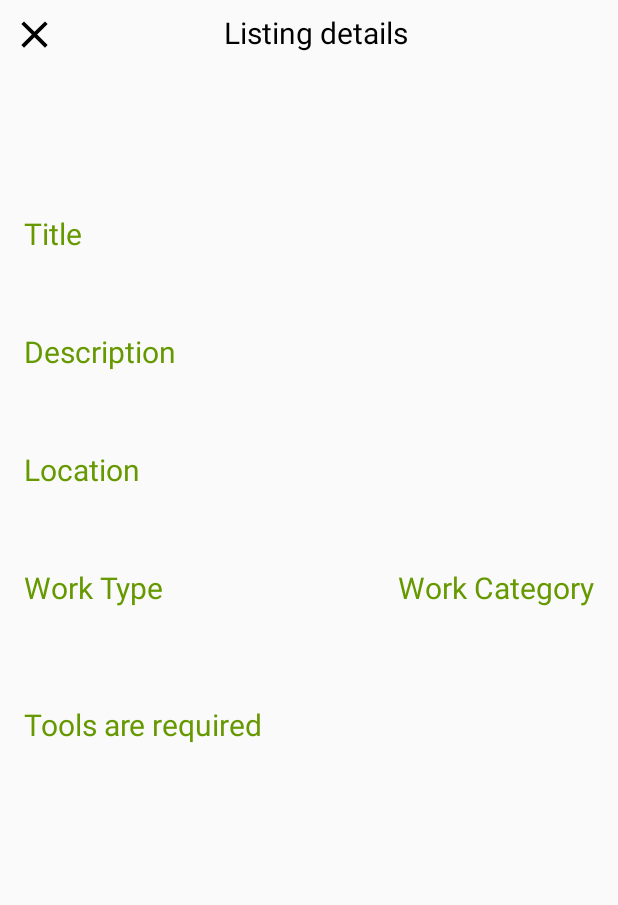
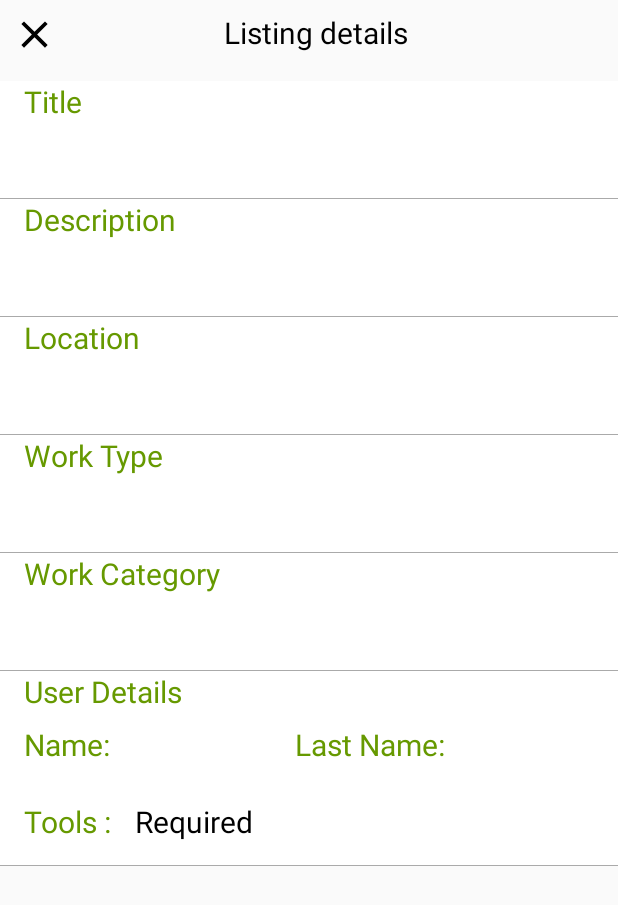
Before and after one commit to mnovak97/OICAR-Project_BLN, an Android app: the DetailsActivity screen opened directly, with no data from a screen before it, on a phone screen of 412 x 824 dp. Shown: the top 905 px of the screen. Run offline under Robolectric (Android 15) with nearby library versions, the phone set to English and light mode, and no system bars; 12 statements that could not run were skipped.

Commit message:
Details design

```diff
--- a/app/src/main/java/com/example/oicar_project/DetailsActivity.java
+++ b/app/src/main/java/com/example/oicar_project/DetailsActivity.java
@@ -15,6 +15,7 @@ import androidx.appcompat.app.AppCompatActivity;
 import com.example.oicar_project.Model.ListingModel;
 import com.example.oicar_project.Model.OfferModel;
 import com.example.oicar_project.Model.ReviewModel;
+import com.example.oicar_project.Model.User;
 import com.example.oicar_project.Model.WorkCategory;
 import com.example.oicar_project.Model.WorkType;
 import com.example.oicar_project.network.JsonPlaceHolderApi;
@@ -43,6 +44,8 @@ public class DetailsActivity extends AppCompatActivity {
     TextView txtWorkType;
     TextView txtCategory;
     TextView txtTools;
+    TextView txtUserName;
+    TextView txtUserSurname;
     ImageButton btnExitDetails;
     Button btnOffer;
     JsonPlaceHolderApi service;
@@ -59,11 +62,13 @@ public class DetailsActivity extends AppCompatActivity {
         initializeComponents();
         getIntentExtra();
         setOnClickListeners();
+        getUserEmployer();
         getWorkTypeTitle();
         getWorkCategoryTitle();
         setData();
         checkIfUserIsEmployer();
     }
+
 
     private void getIntentExtra() {
         Bundle extras = getIntent().getExtras();
@@ -100,10 +105,11 @@ public class DetailsActivity extends AppCompatActivity {
         txtLocation = findViewById(R.id.txtLocationDetails);
         txtWorkType = findViewById(R.id.txtWorkTypeDetails);
         txtCategory = findViewById(R.id.txtWorkCategoryDetails);
-        txtTools = findViewById(R.id.txtToolsDetails);
+        txtUserName = findViewById(R.id.txtUserNameDetails);
+        txtUserSurname = findViewById(R.id.txtUserSurnameDetails);
+        txtTools = findViewById(R.id.txtToolsRequired);
         btnExitDetails = findViewById(R.id.btnExitDetails);
         btnOffer = findViewById(R.id.btnOffer);
-
     }
 
     private void setOnClickListeners() {
@@ -155,7 +161,21 @@ public class DetailsActivity extends AppCompatActivity {
         intent.putExtra(LISTING_ID, listing.getIdListing());
         startActivity(intent);
     }
+    private void getUserEmployer() {
+        Call<User> userCall = service.getUserById(listing.getEmployerId());
+        userCall.enqueue(new Callback<User>() {
+            @Override
+            public void onResponse(Call<User> call, Response<User> response) {
+                txtUserName.setText(response.body().getFirstName());
+                txtUserSurname.setText(response.body().getLastName());
+            }
 
+            @Override
+            public void onFailure(Call<User> call, Throwable t) {
+                call.cancel();
+            }
+        });
+    }
     private void getWorkTypeTitle() {
         Call<WorkType> workTypeCall = service.getWorkTypeById(listing.getWorkTypeId());
         workTypeCall.enqueue(new Callback<WorkType>() {
@@ -187,15 +207,13 @@ public class DetailsActivity extends AppCompatActivity {
     }
 
     private void setData() {
-
-        //template
         txtTitle.setText(listing.getTitle());
         txtDescription.setText(listing.getDescription());
         txtLocation.setText(listing.getAddress());
         if (!listing.isToolsRequired()) {
-            txtTools.setText("Tools are not required");
+            txtTools.setText("Not required");
         } else {
-            txtTools.setText("Tools are required");
+            txtTools.setText("Required");
         }
     }
 
--- a/app/src/main/java/com/example/oicar_project/MainActivity.java
+++ b/app/src/main/java/com/example/oicar_project/MainActivity.java
@@ -30,7 +30,6 @@ import com.google.android.gms.maps.model.LatLng;
 import com.google.android.gms.maps.model.MarkerOptions;
 import com.google.android.material.navigation.NavigationView;
 
-import java.io.Serializable;
 import java.util.List;
 import java.util.stream.Collectors;
 
@@ -52,6 +51,7 @@ public class MainActivity extends AppCompatActivity implements NavigationView.On
     ImageButton btnProfile;
     TextView userName;
     TextView userLastName;
+    TextView userGrade;
     JsonPlaceHolderApi service;
     int currentUserID;
     List<ListingModel> listings;
@@ -168,6 +168,7 @@ public class MainActivity extends AppCompatActivity implements NavigationView.On
     private void setData(User user) {
         userName.setText(user.getFirstName());
         userLastName.setText(user.getLastName());
+
     }
 
     @Override
--- a/app/src/main/java/com/example/oicar_project/Model/User.java
+++ b/app/src/main/java/com/example/oicar_project/Model/User.java
@@ -36,7 +36,8 @@ public class User {
     private String IBAN;
 
     @SerializedName("Grade")
-    private String grade;
+    private int grade;
+
 
     @Override
     public String toString() {
@@ -65,14 +66,13 @@ public class User {
         this.IBAN = iban;
     }
 
-    public String getGrade() {
+    public int getGrade() {
         return grade;
     }
 
-    public void setGrade(String grade) {
+    public void setGrade(int grade) {
         this.grade = grade;
     }
-
     public String getIBAN() {
         return IBAN;
     }
--- a/app/src/main/res/layout/activity_details.xml
+++ b/app/src/main/res/layout/activity_details.xml
@@ -6,12 +6,6 @@
     android:layout_height="match_parent"
     tools:context=".DetailsActivity">
 
-    <androidx.constraintlayout.widget.Guideline
-        android:id="@+id/layoutGuideLine"
-        android:layout_width="wrap_content"
-        android:layout_height="wrap_content"
-        android:orientation="horizontal"
-        app:layout_constraintGuide_percent="0.55" />
 
     <ImageButton
         android:id="@+id/btnExitDetails"
@@ -37,124 +31,238 @@
         app:layout_constraintEnd_toEndOf="parent"
         app:layout_constraintTop_toTopOf="parent" />
 
+    <LinearLayout
+        android:id="@+id/LLTitleDetails"
+        android:layout_width="match_parent"
+        android:layout_height="wrap_content"
+        android:orientation="vertical"
+        android:layout_marginTop="16dp"
+        app:layout_constraintTop_toBottomOf="@id/btnExitDetails"
+        app:layout_constraintStart_toStartOf="parent"
+        android:background="@drawable/border_bottom"
+        >
         <TextView
             android:id="@+id/tvTitleDetails"
             android:layout_width="wrap_content"
             android:layout_height="wrap_content"
+            android:layout_marginBottom="8dp"
             android:layout_marginStart="16dp"
-        android:layout_marginBottom="8dp"
             android:text="Title"
             android:textColor="@android:color/holo_green_dark"
-        android:textSize="@dimen/details_textSize"
-        app:layout_constraintBottom_toTopOf="@+id/txtTitleDetails"
-        app:layout_constraintStart_toStartOf="parent" />
+            android:textSize="@dimen/details_textSize" />
 
         <TextView
             android:id="@+id/txtTitleDetails"
             android:layout_width="wrap_content"
             android:layout_height="wrap_content"
             android:layout_marginBottom="16dp"
+            android:layout_marginStart="16dp"
             android:textColor="@android:color/black"
-        android:textSize="@dimen/details_textSize"
-        app:layout_constraintBottom_toTopOf="@+id/tvDescriptionDetails"
-        app:layout_constraintStart_toStartOf="@+id/tvTitleDetails" />
+            android:textSize="@dimen/details_textSize"/>
+    </LinearLayout>
 
+    <LinearLayout
+        android:id="@+id/LLDescriptionDetails"
+        android:layout_width="match_parent"
+        android:layout_height="wrap_content"
+        android:orientation="vertical"
+        app:layout_constraintStart_toStartOf="parent"
+        app:layout_constraintTop_toBottomOf="@id/LLTitleDetails"
+        android:background="@drawable/border_bottom"
+        >
         <TextView
             android:id="@+id/tvDescriptionDetails"
             android:layout_width="wrap_content"
             android:layout_height="wrap_content"
             android:layout_marginBottom="8dp"
+            android:layout_marginStart="16dp"
             android:text="Description"
             android:textColor="@android:color/holo_green_dark"
-        android:textSize="@dimen/details_textSize"
-        app:layout_constraintBottom_toTopOf="@+id/txtDescriptionDetails"
-        app:layout_constraintStart_toStartOf="@+id/txtTitleDetails" />
+            android:textSize="@dimen/details_textSize" />
 
         <TextView
             android:id="@+id/txtDescriptionDetails"
             android:layout_width="wrap_content"
             android:layout_height="wrap_content"
             android:layout_marginBottom="16dp"
+            android:layout_marginStart="16dp"
             android:textColor="@android:color/black"
-        android:textSize="@dimen/details_textSize"
-        app:layout_constraintBottom_toTopOf="@+id/tvLocationDetails"
-        app:layout_constraintStart_toStartOf="@+id/tvDescriptionDetails" />
-
+            android:textSize="@dimen/details_textSize" />
+    </LinearLayout>
+    <LinearLayout
+        android:id="@+id/LLLocationDetails"
+        android:orientation="vertical"
+        android:layout_width="match_parent"
+        android:layout_height="wrap_content"
+        app:layout_constraintStart_toStartOf="parent"
+        app:layout_constraintTop_toBottomOf="@id/LLDescriptionDetails"
+        android:background="@drawable/border_bottom"
+        >
         <TextView
             android:id="@+id/tvLocationDetails"
             android:layout_width="wrap_content"
             android:layout_height="wrap_content"
             android:layout_marginBottom="8dp"
+            android:layout_marginStart="16dp"
             android:text="Location"
             android:textColor="@android:color/holo_green_dark"
-        android:textSize="@dimen/details_textSize"
-        app:layout_constraintBottom_toTopOf="@+id/txtLocationDetails"
-        app:layout_constraintStart_toStartOf="@+id/txtDescriptionDetails" />
+            android:textSize="@dimen/details_textSize"/>
 
         <TextView
             android:id="@+id/txtLocationDetails"
             android:layout_width="wrap_content"
             android:layout_height="wrap_content"
             android:layout_marginBottom="16dp"
+            android:layout_marginStart="16dp"
             android:textColor="@android:color/black"
-        android:textSize="@dimen/details_textSize"
-        app:layout_constraintBottom_toTopOf="@+id/tvWorkTypeDetails"
-        app:layout_constraintStart_toStartOf="@+id/tvLocationDetails" />
+            android:textSize="@dimen/details_textSize"/>
+    </LinearLayout>
 
+    <LinearLayout
+        android:id="@+id/LLWorkTypeDetails"
+        android:orientation="vertical"
+        android:layout_width="match_parent"
+        android:layout_height="wrap_content"
+        app:layout_constraintStart_toStartOf="parent"
+        app:layout_constraintTop_toBottomOf="@id/LLLocationDetails"
+        android:background="@drawable/border_bottom">
         <TextView
             android:id="@+id/tvWorkTypeDetails"
             android:layout_width="wrap_content"
             android:layout_height="wrap_content"
-        android:layout_marginBottom="48dp"
             android:text="Work Type"
+            android:layout_marginBottom="8dp"
+            android:layout_marginStart="16dp"
             android:textColor="@android:color/holo_green_dark"
-        android:textSize="@dimen/details_textSize"
-        app:layout_constraintBottom_toTopOf="@+id/layoutGuideLine"
-        app:layout_constraintStart_toStartOf="@id/txtLocationDetails" />
+            android:textSize="@dimen/details_textSize" />
 
         <TextView
             android:id="@+id/txtWorkTypeDetails"
             android:layout_width="wrap_content"
             android:layout_height="wrap_content"
-        android:layout_marginTop="8dp"
+            android:layout_marginBottom="16dp"
+            android:layout_marginStart="16dp"
             android:textColor="@android:color/black"
-        android:textSize="@dimen/details_textSize"
-        app:layout_constraintStart_toStartOf="@id/tvWorkTypeDetails"
-        app:layout_constraintTop_toBottomOf="@id/tvWorkTypeDetails" />
-
-
+            android:textSize="@dimen/details_textSize" />
+    </LinearLayout>
+    <LinearLayout
+        android:id="@+id/LLWorkCategoryDetails"
+        android:layout_width="match_parent"
+        android:layout_height="wrap_content"
+        android:orientation="vertical"
+        app:layout_constraintStart_toStartOf="parent"
+        app:layout_constraintTop_toBottomOf="@id/LLWorkTypeDetails"
+        android:background="@drawable/border_bottom"
+        >
         <TextView
             android:id="@+id/tvWorkCategoryDetails"
             android:layout_width="wrap_content"
             android:layout_height="wrap_content"
-        android:layout_marginEnd="16dp"
-        android:layout_marginBottom="48dp"
+            android:layout_marginBottom="8dp"
+            android:layout_marginStart="16dp"
             android:text="Work Category"
             android:textColor="@android:color/holo_green_dark"
-        android:textSize="@dimen/details_textSize"
-        app:layout_constraintBottom_toTopOf="@+id/layoutGuideLine"
-        app:layout_constraintEnd_toEndOf="parent" />
+            android:textSize="@dimen/details_textSize" />
 
         <TextView
             android:id="@+id/txtWorkCategoryDetails"
             android:layout_width="wrap_content"
             android:layout_height="wrap_content"
-        android:layout_marginTop="8dp"
+            android:layout_marginBottom="16dp"
+            android:layout_marginStart="16dp"
+            android:textColor="@android:color/black"
+            android:textSize="@dimen/details_textSize" />
+    </LinearLayout>
+    <LinearLayout
+        android:id="@+id/LLUserDetails"
+        android:orientation="vertical"
+        android:layout_width="match_parent"
+        android:layout_height="wrap_content"
+        app:layout_constraintStart_toStartOf="parent"
+        app:layout_constraintTop_toBottomOf="@id/LLWorkCategoryDetails"
+        android:background="@drawable/border_bottom"
+        >
+        <TextView
+            android:id="@+id/txtUserDetails"
+            android:layout_width="wrap_content"
+            android:layout_height="wrap_content"
+            android:layout_marginBottom="8dp"
+            android:layout_marginStart="16dp"
+            android:text="User Details"
+            android:textColor="@android:color/holo_green_dark"
+            android:textSize="@dimen/details_textSize"/>
+        <LinearLayout
+            android:id="@+id/LLUserName"
+            android:orientation="horizontal"
+            android:layout_width="match_parent"
+            android:layout_height="wrap_content"
+            >
+            <TextView
+                android:id="@+id/tvNameDetails"
+                android:layout_width="wrap_content"
+                android:layout_height="wrap_content"
+                android:layout_marginBottom="8dp"
+                android:layout_marginStart="16dp"
+                android:text="Name:"
+                android:textColor="@android:color/holo_green_dark"
+                android:textSize="@dimen/details_textSize"/>
+            <TextView
+                android:id="@+id/txtUserNameDetails"
+                android:layout_width="fill_parent"
+                android:layout_height="wrap_content"
+                android:layout_weight="1"
+                android:layout_marginStart="8dp"
                 android:textColor="@android:color/black"
                 android:textSize="@dimen/details_textSize"
-        app:layout_constraintStart_toStartOf="@+id/tvWorkCategoryDetails"
-        app:layout_constraintTop_toBottomOf="@+id/tvWorkCategoryDetails" />
-
+                />
+            <TextView
+                android:id="@+id/tvSurname"
+                android:layout_width="wrap_content"
+                android:layout_height="wrap_content"
+                android:layout_marginBottom="8dp"
+                android:layout_marginStart="8dp"
+                android:text="Last Name:"
+                android:textColor="@android:color/holo_green_dark"
+                android:textSize="@dimen/details_textSize"/>
+            <TextView
+                android:id="@+id/txtUserSurnameDetails"
+                android:layout_width="fill_parent"
+                android:layout_height="wrap_content"
+                android:layout_weight="1"
+                android:layout_marginStart="8dp"
+                android:textColor="@android:color/black"
+                android:textSize="@dimen/details_textSize"
+                />
+        </LinearLayout>
+        <LinearLayout
+            android:id="@+id/LLToolsDetails"
+            android:orientation="horizontal"
+            android:layout_width="match_parent"
+            android:layout_height="wrap_content">
             <TextView
                 android:id="@+id/txtToolsDetails"
                 android:layout_width="wrap_content"
                 android:layout_height="wrap_content"
+                android:text="Tools :"
                 android:textSize="@dimen/details_textSize"
                 android:textColor="@android:color/holo_green_dark"
-        android:layout_margin="16dp"
-        app:layout_constraintTop_toBottomOf="@+id/layoutGuideLine"
-        app:layout_constraintStart_toStartOf="parent"
+                android:layout_marginStart="16dp"
+                android:layout_marginTop="16dp"
+                android:layout_marginBottom="16dp"
                 />
+            <TextView
+                android:id="@+id/txtToolsRequired"
+                android:layout_width="fill_parent"
+                android:layout_height="wrap_content"
+                android:layout_weight="2"
+                android:textColor="@android:color/black"
+                android:textSize="@dimen/details_textSize"
+                android:layout_marginStart="16dp"
+                android:layout_marginTop="16dp"
+                android:layout_marginBottom="16dp"
+                />
+        </LinearLayout>
+    </LinearLayout>
 
 
     <Button
--- a/app/src/main/res/layout/nav_profile_layout.xml
+++ b/app/src/main/res/layout/nav_profile_layout.xml
@@ -35,6 +35,21 @@
             android:textAppearance="@style/TextAppearance.AppCompat.Body1"/>
     </LinearLayout>
 
+    <LinearLayout
+        android:layout_width="match_parent"
+        android:layout_height="wrap_content">
+        <TextView
+            android:id="@+id/grade"
+            android:text="0.0"
+            android:textColor="@color/colorPrimary"
+            android:layout_width="wrap_content"
+            android:layout_height="wrap_content"
+            android:textSize="18dp"/>
+        <ImageView
+            android:src="@drawable/baseline_grade_white_18dp"
+            android:layout_width="wrap_content"
+            android:layout_height="20dp" />
+    </LinearLayout>
 
 
 </LinearLayout>
```
Also changed, not shown: app/src/main/res/drawable/baseline_grade_white_18dp.png (added). Lines whose indentation alone changed are shown as unchanged.
